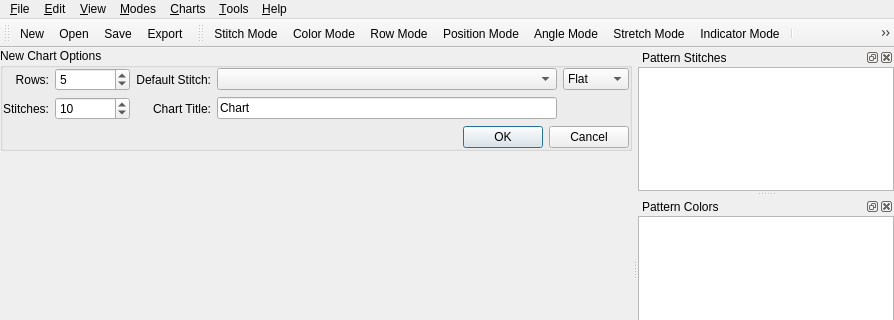
The window that src/mainwindow.ui (iPenguin/CrochetCharts) describes before a commit, drawn with Qt 5; both pictures show x 0 to 894 and y 0 to 320 of the 894 by 511 pixel window.
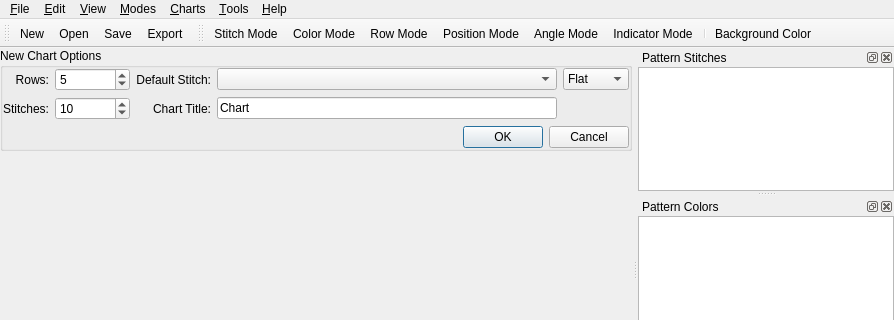
The same window after the commit. Icons and pictures are not drawn.

Commit message: Remove the Stretch Mode for now. Several other minor correction.

Patch:
```diff
--- a/src/mainwindow.ui
+++ b/src/mainwindow.ui
@@ -487,7 +487,6 @@
    <addaction name="actionGridMode"/>
    <addaction name="actionPositionMode"/>
    <addaction name="actionAngleMode"/>
-   <addaction name="actionStretchMode"/>
    <addaction name="actionIndicatorMode"/>
    <addaction name="separator"/>
    <addaction name="actionColorSelectorBg"/>
```
Left out of the diff: 2 changed lines with no effect on the pictures. The commit also changes 3 other files.
